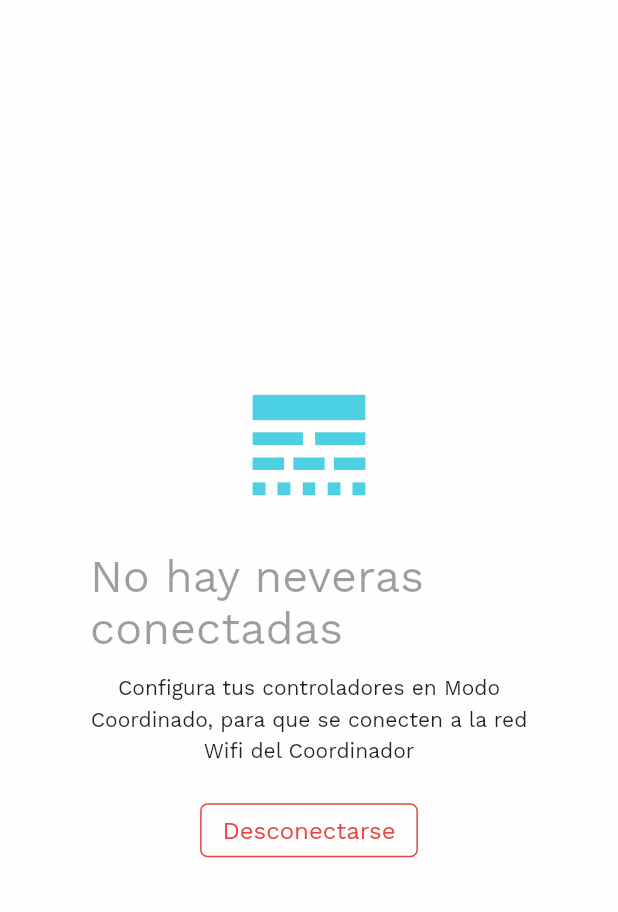
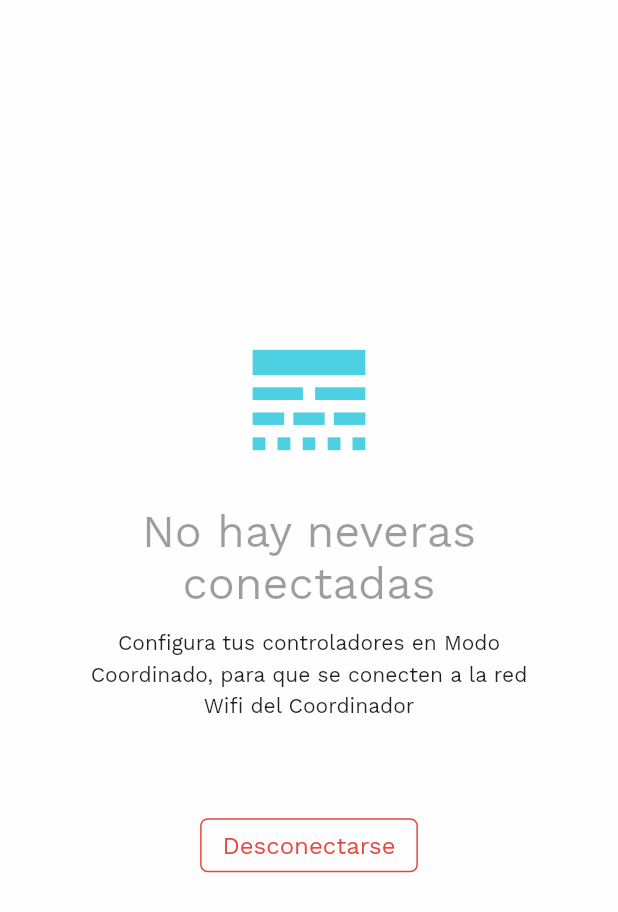
Before and after one commit to lesanpi/smart-fridge-app, a Flutter app: the CoordinatorView widget shown alone on an empty page, opened directly, on a phone screen of 412 x 824 dp. Shown: the top 912 px of the screen. Run offline on Flutter 3.47's test engine with Material 2 defaults, Android fonts, the phone set to English and light mode, and no system bars; our stand-ins replace equatable, flutter_bloc, flutter_bluetooth_serial, shared_preferences; missing offline and left inert: mqtt_client; accounts and stored records are empty; network calls fail.

Commit message:
agregando comunicacion con el coordinador de comunicaciones

```diff
--- a/lib/models/connection_info.dart
+++ b/lib/models/connection_info.dart
@@ -6,21 +6,25 @@ class ConnectionInfo {
     required this.standalone,
     required this.id,
     required this.ssid,
+    required this.configurationMode,
   });
 
   bool standalone;
   String id;
   String ssid;
+  bool configurationMode;
 
   factory ConnectionInfo.fromJson(Map<String, dynamic> json) => ConnectionInfo(
         standalone: json["standalone"],
         id: json["id"],
         ssid: json["ssid"],
+        configurationMode: json["configurationMode"],
       );
 
   Map<String, dynamic> toJson() => {
         "standalone": standalone,
         "id": id,
         "ssid": ssid,
+        "configurationMode": configurationMode,
       };
 }
--- a/lib/ui/local/cubit/connection_cubit.dart
+++ b/lib/ui/local/cubit/connection_cubit.dart
@@ -30,7 +30,7 @@ class ConnectionCubit extends Cubit<ConnectionInfo?> {
     }
   }
 
-  void connect(String password) async {
+  Future<void> connect(String password) async {
     // print('intentando conectarme localmente');
     final user = _authUseCase.currentUser;
 
--- a/lib/ui/local/cubit/fridges_cubit.dart
+++ b/lib/ui/local/cubit/fridges_cubit.dart
@@ -1,4 +1,5 @@
 import 'dart:async';
+import 'dart:math';
 
 import 'package:flutter_bloc/flutter_bloc.dart';
 import 'package:wifi_led_esp8266/data/repositories/local_repository.dart';
@@ -10,13 +11,20 @@ class FridgesCubit extends Cubit<List<FridgeState>> {
   StreamSubscription<List<FridgeState>>? _fridgesStateStream;
 
   void init() {
+    print("inicializando fridge list cubit");
     if (_localRepository.connectionInfo == null) return;
 
-    if (!_localRepository.connectionInfo!.standalone) return;
+    // if (!_localRepository.connectionInfo!.standalone) return;
 
+    print("Escuchando cambios de estado");
     _fridgesStateStream ??= _localRepository.fridgesStateStream.listen(
       (fridgesState) {
+        print('nuevos cambios');
+        print(fridgesState.map((e) => e.toJson()).toList());
+        print('emitiendo');
         emit(fridgesState);
+        print('listo la emision');
+        emit(fridgesState.map((e) => e).toList());
       },
     );
   }
--- a/lib/ui/local/view/coordinator_view.dart
+++ b/lib/ui/local/view/coordinator_view.dart
@@ -1,10 +1,12 @@
 import 'package:flutter/material.dart';
 import 'package:flutter_bloc/flutter_bloc.dart';
 import 'package:wifi_led_esp8266/consts.dart';
+import 'package:wifi_led_esp8266/models/connection_info.dart';
 import 'package:wifi_led_esp8266/models/fridge_state.dart';
 import 'package:wifi_led_esp8266/ui/local/cubit/fridges_cubit.dart';
 import 'package:wifi_led_esp8266/ui/local/local.dart';
 import 'package:wifi_led_esp8266/ui/local/widgets/fridges_empty.dart';
+import 'package:wifi_led_esp8266/widgets/widgets.dart';
 import '../local.dart';
 
 class CoordinatorView extends StatelessWidget {
@@ -12,40 +14,51 @@ class CoordinatorView extends StatelessWidget {
 
   @override
   Widget build(BuildContext context) {
-    return BlocBuilder<FridgesCubit, List<FridgeState>>(
+    final textTheme = Theme.of(context).textTheme;
+
+    return BlocProvider(
+      create: (context) => FridgesCubit(context.read())..init(),
+      child: BlocBuilder<ConnectionCubit, ConnectionInfo?>(
+        builder: (context, connectionInfo) {
+          return BlocConsumer<FridgesCubit, List<FridgeState>>(
+            listener: (context, fridgeList) {},
             builder: (context, fridgeList) {
+              print('fridgelist');
+              print(fridgeList.map((e) => e.toJson()).toList());
+
               if (fridgeList.isEmpty) return const FridgesEmpty();
 
               return Column(
                 children: [
+                  const SizedBox(height: Consts.defaultPadding),
+                  Text(
+                    connectionInfo!.ssid,
+                    style: textTheme.headline2,
+                  ),
+                  Text("Coordinador: ${connectionInfo.id}"),
+                  const SizedBox(height: Consts.defaultPadding),
                   Expanded(
                     child: ListView.separated(
                       itemBuilder: (context, index) {
-                  return const SizedBox.shrink();
+                        return FridgeCard(
+                            onTap: () => {}, fridge: fridgeList[index]);
                       },
                       separatorBuilder: (_, __) =>
                           const SizedBox(height: Consts.defaultPadding),
-                itemCount: 1,
+                      itemCount: fridgeList.length,
                     ),
                   ),
-            Container(
-              decoration: const BoxDecoration(
-                boxShadow: [
-                  BoxShadow(
-                    color: Colors.black12,
-                    blurRadius: 10.0,
-                    spreadRadius: 2.0,
-                  ),
-                ],
-              ),
-              child: const Padding(
-                padding: EdgeInsets.symmetric(vertical: Consts.defaultPadding),
+                  const Padding(
+                    padding:
+                        EdgeInsets.symmetric(vertical: Consts.defaultPadding),
                     child: DisconnectButton(),
-              ),
                   ),
                 ],
               );
             },
           );
+        },
+      ),
+    );
   }
 }
--- a/lib/ui/local/view/local_page.dart
+++ b/lib/ui/local/view/local_page.dart
@@ -23,10 +23,6 @@ class LocalPage extends StatelessWidget {
         ),
         BlocProvider(
           create: (context) => FridgeStateCubit(context.read())..init(),
-          lazy: false,
-        ),
-        BlocProvider(
-          create: (context) => FridgesCubit(context.read())..init(),
           lazy: false,
         ),
       ],
@@ -55,6 +51,8 @@ class LocalView extends StatelessWidget {
 
         if (connectionInfo.standalone) {
           context.read<FridgeStateCubit>().init();
+        } else {
+          context.read<FridgesCubit>().init();
         }
       },
       builder: (context, connectionInfo) {
--- a/lib/ui/local/widgets/fridges_empty.dart
+++ b/lib/ui/local/widgets/fridges_empty.dart
@@ -29,6 +29,7 @@ class FridgesEmpty extends StatelessWidget {
                 fontWeight: FontWeight.w300,
                 color: Colors.black38,
               ),
+              textAlign: TextAlign.center,
             ),
             const SizedBox(height: Consts.defaultPadding / 2),
             Text(
@@ -36,8 +37,9 @@ class FridgesEmpty extends StatelessWidget {
               style: textTheme.bodyMedium,
               textAlign: TextAlign.center,
             ),
+            const SizedBox(height: 3 * Consts.defaultPadding),
+            const DisconnectButton(),
             const SizedBox(height: Consts.defaultPadding),
-            const DisconnectButton()
           ],
         ),
       ),
```
Also changed, not shown: lib/data/repositories/local_repository.dart (+28 -4 lines), lib/ui/local/widgets/disconnect_view.dart (+9 -2 lines), lib/widgets/fridge_card.dart (+55 -30 lines). Lines whose indentation alone changed are shown as unchanged.
